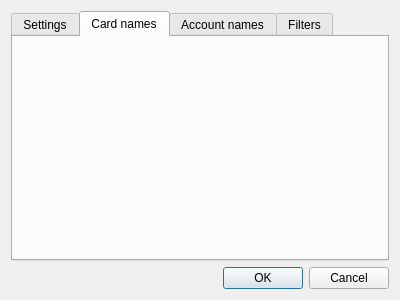
First picture: the form in settingsdialog.ui, repository AndreSomers/ING2YNAB, before the edit.
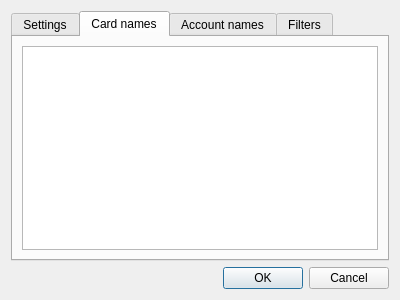
Second picture: the form after the edit. The open tabs and pages were chosen to show the change.

What changed in the file:
```diff
--- a/settingsdialog.ui
+++ b/settingsdialog.ui
@@ -88,6 +88,11 @@
       <attribute name="title">
        <string>Card names</string>
       </attribute>
+      <layout class="QHBoxLayout" name="horizontalLayout_2">
+       <item>
+        <widget class="QTableView" name="tableView"/>
+       </item>
+      </layout>
      </widget>
      <widget class="QWidget" name="tabAccountNames">
       <attribute name="title">
```
Left out of the diff: 9 changed lines with no effect on the pictures.
